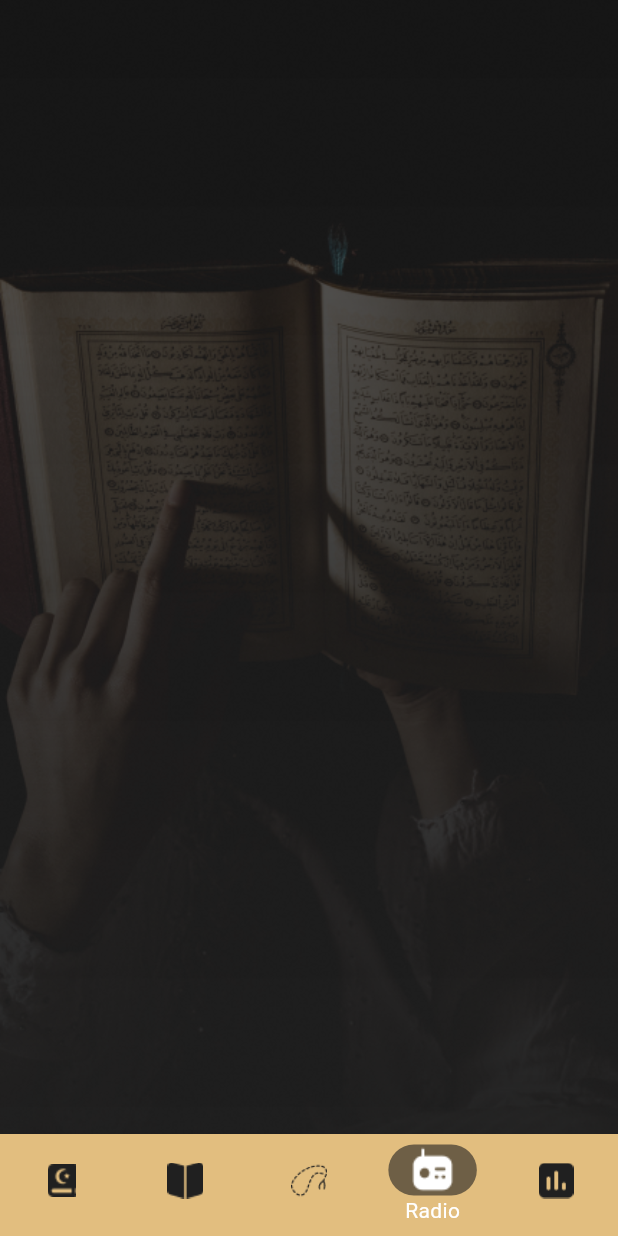
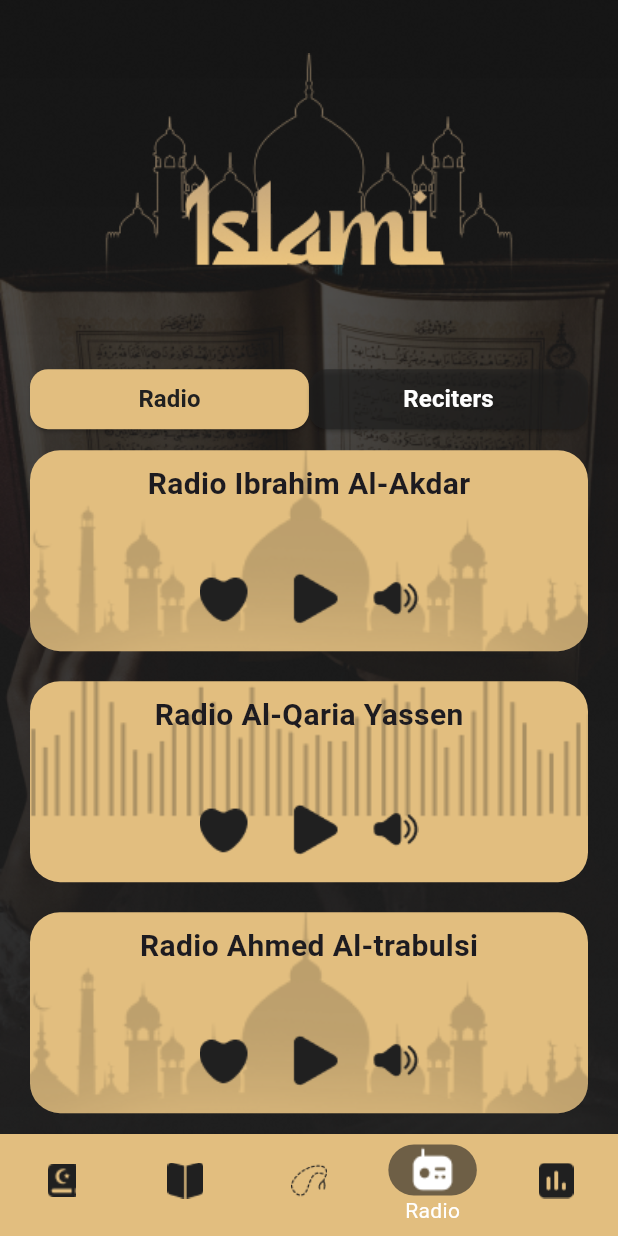
Before and after one commit to maimoussa22/Islamic-App, a Flutter app: the screen it shows after launch, item 4 of the bottom bar chosen, on a phone screen of 412 x 824 dp. Run offline on Flutter 3.47's test engine with Material 3 defaults, Android fonts, the phone set to English and light mode, and no system bars; our stand-ins replace carousel_slider.

Commit message:
Added Radio Screen.

```diff
--- /dev/null
+++ b/lib/home/radioScreen/radio_audios.dart
@@ -0,0 +1,40 @@
+import 'package:flutter/cupertino.dart';
+
+import '../../app_Colors.dart';
+
+class RadioAudiosWidget extends StatelessWidget {
+
+  String name;
+  String imagePath;
+  RadioAudiosWidget({required this.name , required this.imagePath});
+
+  @override
+  Widget build(BuildContext context) {
+    return Container(
+      margin: EdgeInsets.symmetric(vertical: 10,horizontal: 20),
+      width: 390,
+      decoration: BoxDecoration(
+        borderRadius: BorderRadius.circular(20),
+        color: AppColors.primaryDark,
+        image: DecorationImage(
+          image: AssetImage(imagePath),
+          fit: BoxFit.cover, ),
+      ),
+      child: Column(
+        children: [
+          SizedBox(height: 8,),
+          Text(name,
+            style: TextStyle(
+                fontSize: 20,
+                fontWeight: FontWeight.bold
+            ),
+          ),
+          SizedBox(height: 40,),
+          Image.asset('assets/images/audio_icon.png'),
+          SizedBox(height: 13,),
+
+        ],
+      ),
+    );
+  }
+}
--- a/lib/home/radioScreen/radio_tab.dart
+++ b/lib/home/radioScreen/radio_tab.dart
@@ -1,13 +1,75 @@
 import 'package:flutter/cupertino.dart';
 import 'package:flutter/material.dart';
+import 'package:islami_project/app_Colors.dart';
+import 'package:islami_project/home/radioScreen/radio_audios.dart';
 
 class RadioTab extends StatelessWidget {
   const RadioTab({super.key});
 
   @override
   Widget build(BuildContext context) {
-    return Container(
+    return Column(
+      crossAxisAlignment: CrossAxisAlignment.stretch,
+      children: [
+        Image.asset('assets/images/islamiLogo.png'),
+        Padding(
+          padding: const EdgeInsets.symmetric(horizontal: 20),
+          child: Row(
+            children: [
+              Expanded(
+                child: ElevatedButton(
+                    onPressed: (){},
+                    child: Text('Radio',style: TextStyle(color: AppColors.blackColor,
+                      fontSize: 16,
+                      fontWeight: FontWeight.bold
+                    ),
+                    ),
+                  style: ElevatedButton.styleFrom(
+                    backgroundColor: AppColors.primaryDark,
+                    shape: RoundedRectangleBorder(
+                      borderRadius: BorderRadius.circular(12.0),
+                    ),
 
+                  ),
+                ),
+              ),
+              Expanded(
+                child: ElevatedButton(
+                    onPressed: (){},
+                    child: Text('Reciters',style: TextStyle(color: AppColors.whiteColor,
+                        fontSize: 16,
+                        fontWeight: FontWeight.bold
+                    ),
+                    ),
+                  style: ElevatedButton.styleFrom(
+                    backgroundColor: AppColors.selectedColor,
+                    shape: RoundedRectangleBorder(
+                    borderRadius: BorderRadius.circular(12.0),
+                    ),
+                  ),
+              ),
+              ),
+            ],
+          ),
+        ),
+        Expanded(
+          child: SingleChildScrollView(
+            child: Column(
+              children: [
+                RadioAudiosWidget(name: 'Radio Ibrahim Al-Akdar',
+                  imagePath: 'assets/images/audio_bg.png',),
+                RadioAudiosWidget(name: 'Radio Al-Qaria Yassen',
+                    imagePath: 'assets/images/mute_bg.png'),
+                RadioAudiosWidget(name: "Radio Ahmed Al-trabulsi",
+                    imagePath: "assets/images/audio_bg.png"),
+                RadioAudiosWidget(name: "Radio Addokali Mohammad Alalim",
+                    imagePath: "assets/images/audio_bg.png"),
+              ],
+            ),
+          ),
+        )
+
+      ],
     );
   }
 }
```
Also changed, not shown: assets/images/audio_bg.png (added), assets/images/audio_icon.png (added), assets/images/image 2x/audio_bg@2x.png (added), assets/images/image 2x/audio_icon@2x.png (added), assets/images/image 2x/mute_bg@2x.png (added), assets/images/image 2x/mute_icon@2x.png (added), assets/images/image 3x/audio_bg@3x.png (added), assets/images/image 3x/audio_icon@3x.png (added), assets/images/image 3x/mute_bg@3x.png (added), assets/images/image 3x/mute_icon@3x.png (added), assets/images/mute_bg.png (added), assets/images/mute_icon.png (added), pubspec.lock.
